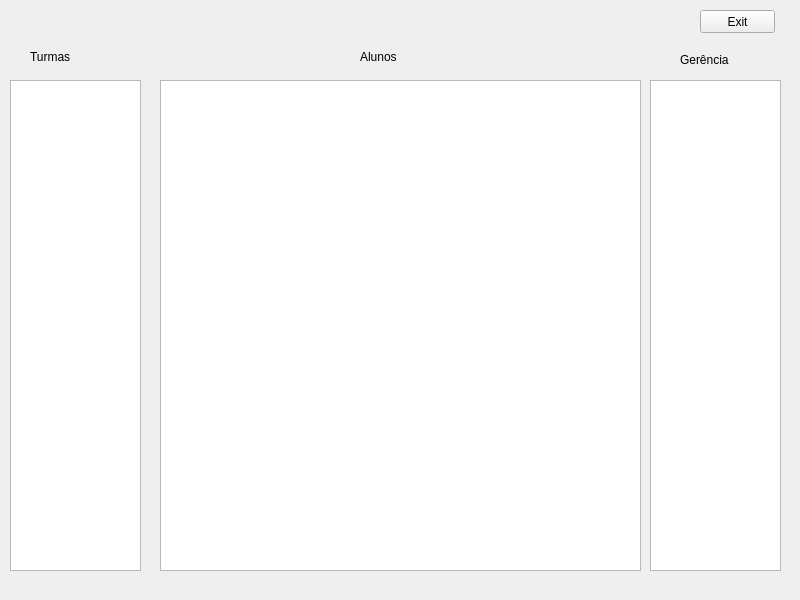
The window that App/view/ui/home.ui (Caiquef80/Gerenciamento-Escolar) describes before a commit, drawn with Qt 5.
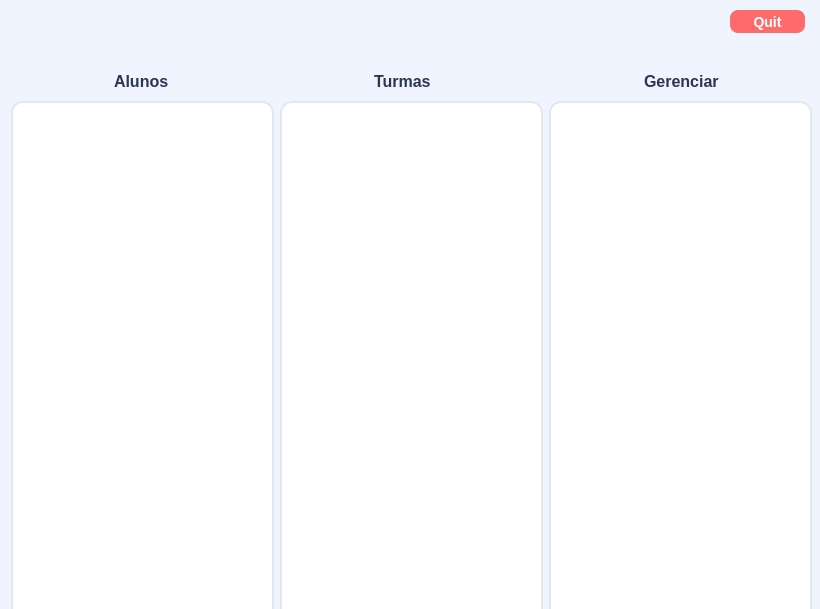
The same window after the commit. Icons and pictures are not drawn.

The edit to the form file:
```diff
--- a/App/view/ui/home.ui
+++ b/App/view/ui/home.ui
@@ -6,54 +6,155 @@
    <rect>
     <x>0</x>
     <y>0</y>
-    <width>800</width>
-    <height>600</height>
+    <width>820</width>
+    <height>609</height>
    </rect>
   </property>
+  <property name="maximumSize">
+   <size>
+    <width>820</width>
+    <height>610</height>
+   </size>
+  </property>
   <property name="windowTitle">
-   <string>MainWindow</string>
+   <string>Home</string>
+  </property>
+  <property name="windowIcon">
+   <iconset>
+    <normaloff>../../../../../../Downloads/home.png</normaloff>../../../../../../Downloads/home.png</iconset>
+  </property>
+  <property name="styleSheet">
+   <string notr="true">QMainWindow, #centralwidget {
+    background-color: #F0F4FF;
+}
+
+QLabel {
+    color: #2B3653;
+    font-size: 16px;
+    font-weight: 800;
+    font-family: 'Segoe UI', -apple-system, sans-serif;
+    qproperty-alignment: AlignCenter;
+    padding-bottom: 8px;
+}
+
+
+QLabe::label_4l {
+    color: #2B3653;
+    font-size: 10px;
+    font-weight: 800;
+    font-family: 'Segoe UI', -apple-system, sans-serif;
+    qproperty-alignment: AlignCenter;
+    padding-bottom: 8px;
+}
+
+QListView {
+    background-color: #FFFFFF;
+    color: #334155;
+    border: 1.5px solid #E2E8F0;
+    border-radius: 12px;
+    padding: 8px;
+    font-size: 14px;
+    font-family: 'Segoe UI', -apple-system, sans-serif;
+    outline: none;
+}
+
+QListView:hover {
+    border: 1.5px solid #CBD5E1;
+}
+
+QListView::item {
+    padding: 12px;
+    border-radius: 8px;
+    margin-bottom: 4px;
+}
+
+QListView::item:selected {
+    background-color: #3B82F6;
+    color: #FFFFFF;
+    font-weight: bold;
+}
+
+QListView::item:hover:!selected {
+    background-color: #F1F5F9;
+    color: #0F172A;
+}
+
+QPushButton {
+    background-color: #FF6B6B;
+    color: #FFFFFF;
+    border: none;
+    border-radius: 8px;
+    font-size: 14px;
+    font-weight: bold;
+    font-family: 'Segoe UI', sans-serif;
+}
+
+QPushButton:hover {
+    background-color: #E55A5A;
+}
+
+QPushButton:pressed {
+    background-color: #B91C1C;
+}
+
+
+</string>
   </property>
   <widget class="QWidget" name="centralwidget">
-   <widget class="QPushButton" name="pushExit">
+   <widget class="QWidget" name="horizontalLayoutWidget">
     <property name="geometry">
      <rect>
-      <x>700</x>
+      <x>11</x>
+      <y>101</y>
+      <width>801</width>
+      <height>522</height>
+     </rect>
+    </property>
+    <layout class="QHBoxLayout" name="horizontalLayout">
+     <item>
+      <widget class="QListView" name="listTurmas"/>
+     </item>
+     <item>
+      <widget class="QListView" name="listAlunos"/>
+     </item>
+     <item>
+      <widget class="QListView" name="listGerencia"/>
+     </item>
+    </layout>
+   </widget>
+   <widget class="QLabel" name="label">
+    <property name="geometry">
+     <rect>
+      <x>110</x>
+      <y>70</y>
+      <width>61</width>
+      <height>31</height>
+     </rect>
+    </property>
+    <property name="text">
+     <string>Alunos</string>
+    </property>
+   </widget>
+   <widget class="QPushButton" name="pushButton">
+    <property name="geometry">
+     <rect>
+      <x>730</x>
       <y>10</y>
       <width>75</width>
       <height>23</height>
      </rect>
     </property>
     <property name="text">
-     <string>Exit</string>
+     <string>Quit</string>
     </property>
    </widget>
-   <widget class="QListView" name="listGerencia">
+   <widget class="QLabel" name="label_2">
     <property name="geometry">
      <rect>
-      <x>650</x>
-      <y>80</y>
-      <width>131</width>
-      <height>491</height>
-     </rect>
-    </property>
-   </widget>
-   <widget class="QListView" name="listTurmas">
-    <property name="geometry">
-     <rect>
-      <x>10</x>
-      <y>80</y>
-      <width>131</width>
-      <height>491</height>
-     </rect>
-    </property>
-   </widget>
-   <widget class="QLabel" name="labelTurmas">
-    <property name="geometry">
-     <rect>
-      <x>30</x>
-      <y>50</y>
-      <width>47</width>
-      <height>13</height>
+      <x>370</x>
+      <y>70</y>
+      <width>61</width>
+      <height>31</height>
      </rect>
     </property>
     <property name="text">
@@ -63,37 +164,14 @@
    <widget class="QLabel" name="labelAlunos">
     <property name="geometry">
      <rect>
-      <x>360</x>
-      <y>50</y>
-      <width>47</width>
-      <height>13</height>
+      <x>640</x>
+      <y>70</y>
+      <width>81</width>
+      <height>31</height>
      </rect>
     </property>
     <property name="text">
-     <string>Alunos</string>
-    </property>
-   </widget>
-   <widget class="QListView" name="listAlunos">
-    <property name="geometry">
-     <rect>
-      <x>160</x>
-      <y>80</y>
-      <width>481</width>
-      <height>491</height>
-     </rect>
-    </property>
-   </widget>
-   <widget class="QLabel" name="labelGerencia">
-    <property name="geometry">
-     <rect>
-      <x>680</x>
-      <y>50</y>
-      <width>61</width>
-      <height>20</height>
-     </rect>
-    </property>
-    <property name="text">
-     <string>Gerência</string>
+     <string>Gerenciar</string>
     </property>
    </widget>
   </widget>
```
Left out of the diff: 2 changed lines with no effect on the pictures.
